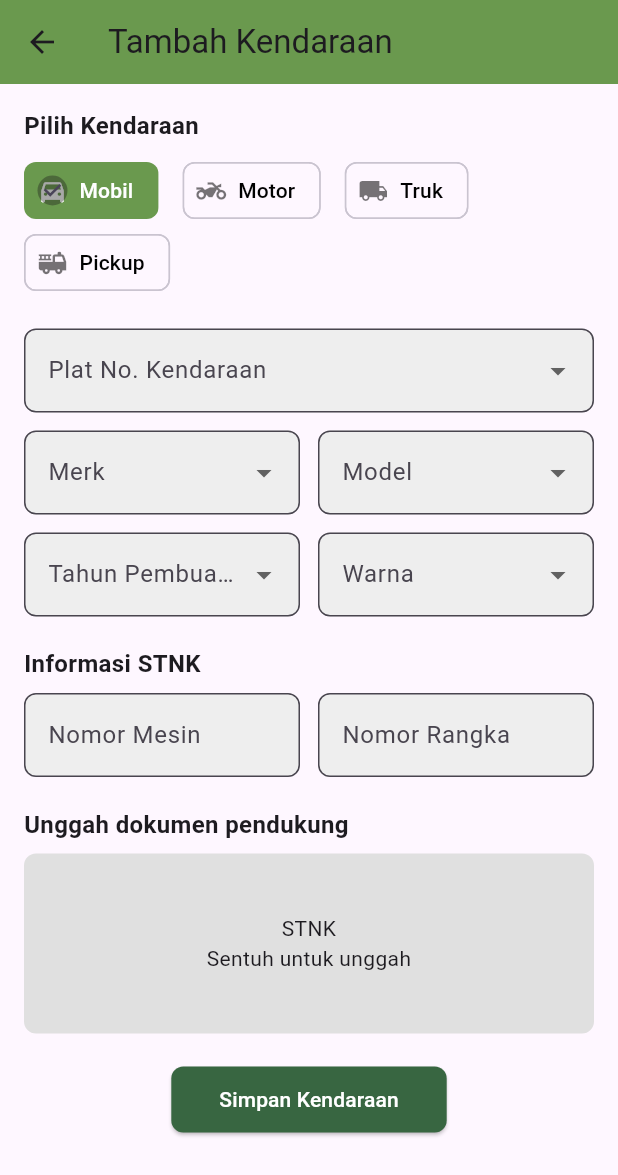
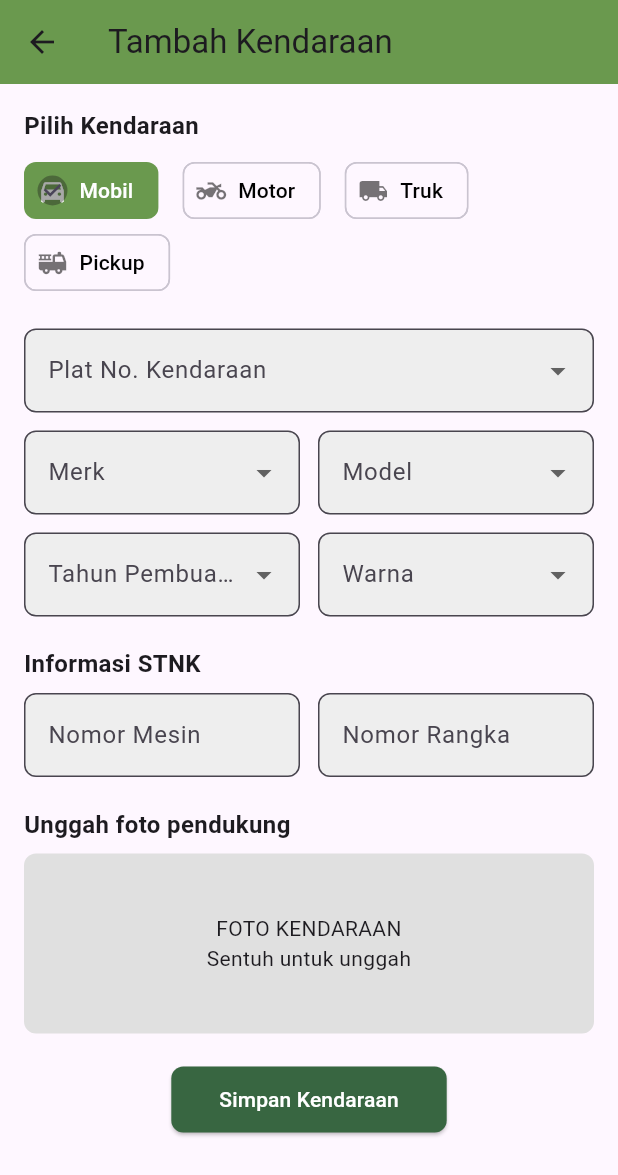
Before and after one commit to anisyarahmawati1097/PBL-PARKEY, a Flutter app: the TambahKendaraanPage screen opened directly, on a phone screen of 412 x 824 dp. Shown: the top 1175 px of the screen. Run offline on Flutter 3.47's test engine with Material 3 defaults, Android fonts, the phone set to English and light mode, and no system bars.

Commit message:
update data kendaraan

```diff
--- a/lib/daftar.dart
+++ b/lib/daftar.dart
@@ -13,7 +13,7 @@ class _DaftarPageState extends State<DaftarPage> {
   final _emailController = TextEditingController();
   final _passwordController = TextEditingController();
   final _fullNameController = TextEditingController();
-  final _dobController = TextEditingController(); // Tanggal Lahir
+  final _dobController = TextEditingController();
   final _phoneController = TextEditingController();
 
   void _register() {
--- a/lib/tambah_kendaraan.dart
+++ b/lib/tambah_kendaraan.dart
@@ -132,14 +132,14 @@ class _TambahKendaraanPageState extends State<TambahKendaraanPage> {
             const SizedBox(height: 20),
 
             /// UPLOAD DOKUMEN
-            const Text("Unggah dokumen pendukung",
+            const Text("Unggah foto pendukung",
                 style: TextStyle(fontSize: 16, fontWeight: FontWeight.bold)),
             const SizedBox(height: 8),
             GestureDetector(
               onTap: () {
                 ScaffoldMessenger.of(context).showSnackBar(
                   const SnackBar(
-                      content: Text("Upload STNK belum diimplementasi")),
+                      content: Text("Upload Foto Kendaraan belum diimplementasi")),
                 );
               },
               child: Container(
@@ -150,7 +150,7 @@ class _TambahKendaraanPageState extends State<TambahKendaraanPage> {
                   borderRadius: BorderRadius.circular(8),
                 ),
                 child: const Center(
-                  child: Text("STNK\nSentuh untuk unggah",
+                  child: Text("FOTO KENDARAAN\nSentuh untuk unggah",
                       textAlign: TextAlign.center),
                 ),
               ),
```
